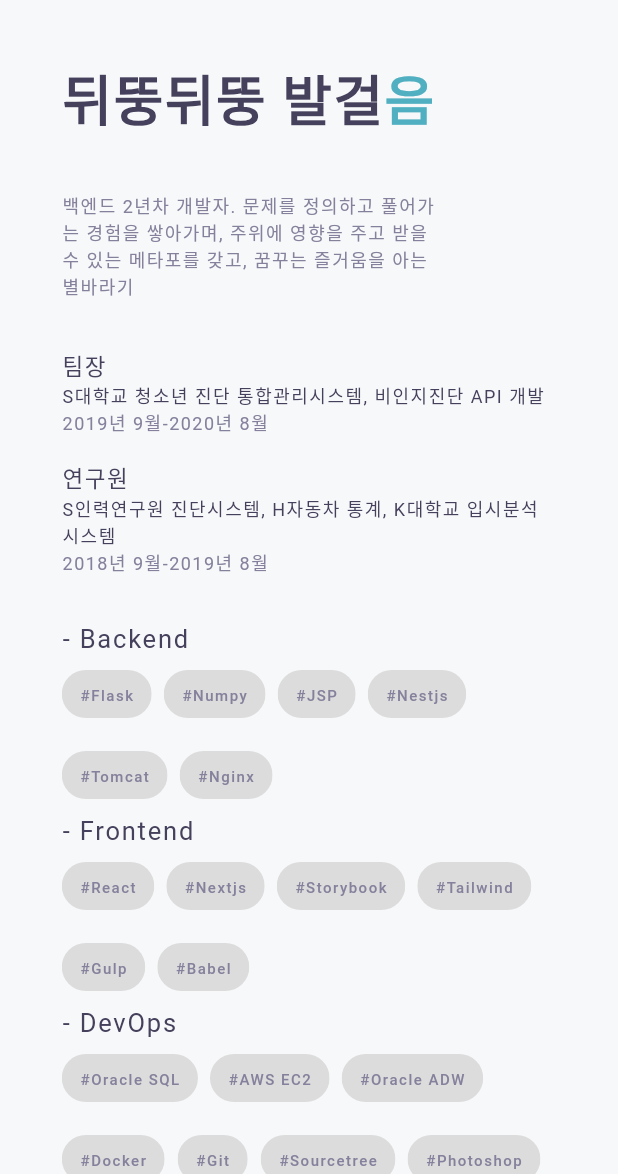
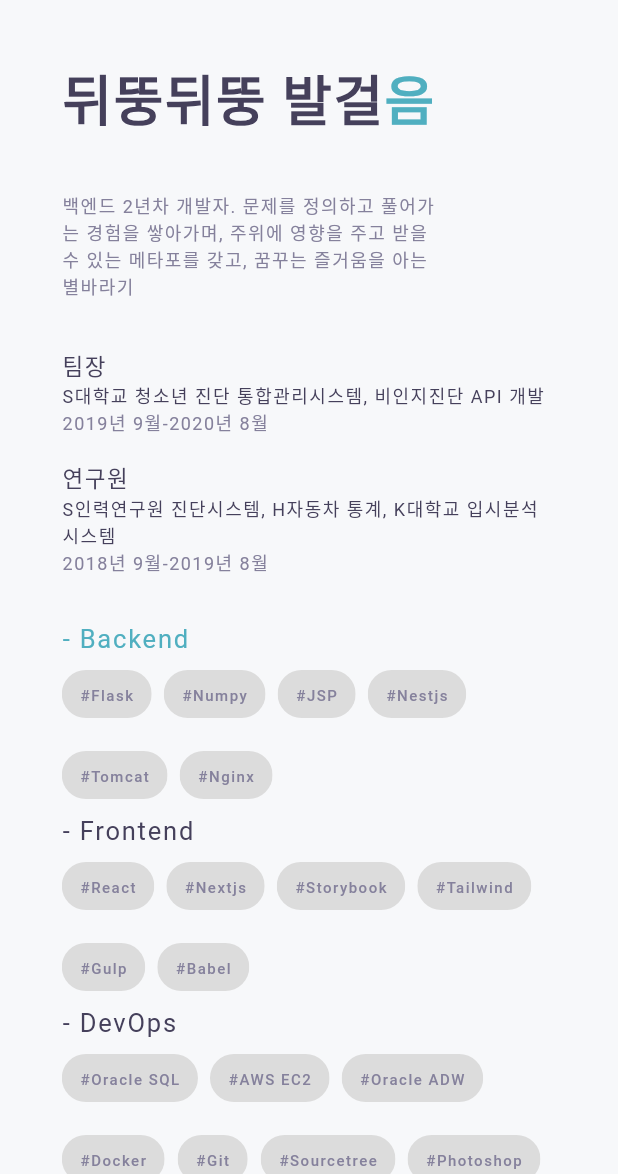
Before and after one commit to JS3322/portfolio_profile_flutter, a Flutter app: the screen it shows after launch, on a phone screen of 412 x 824 dp, the part 62-1236 px from its top. Run offline on Flutter 3.47's test engine with Material 2 defaults, Android fonts, the phone set to English and light mode, and no system bars; Roboto replaces fonts that are missing (NexaBold, NexaLight, ProductSans).

Commit message:
20210406_v2

```diff
--- a/lib/ui/home.dart
+++ b/lib/ui/home.dart
@@ -365,7 +365,9 @@ class HomePage extends StatelessWidget {
   Widget _buildSkillsContainerHeading_backend() {
     return Text(
       Strings.skills_backend,
-      style: TextStyles.sub_heading,
+      style: TextStyles.sub_heading.copyWith(
+        color: Color(0xFF50AFC0),
+      ),
     );
   }
 
```
